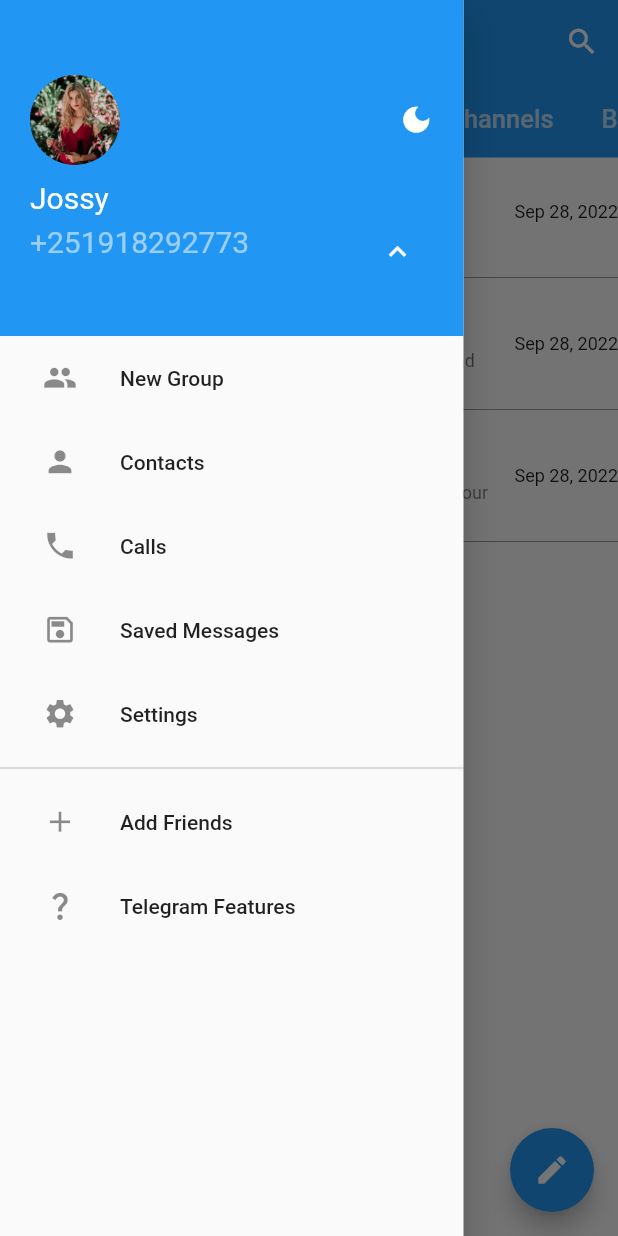
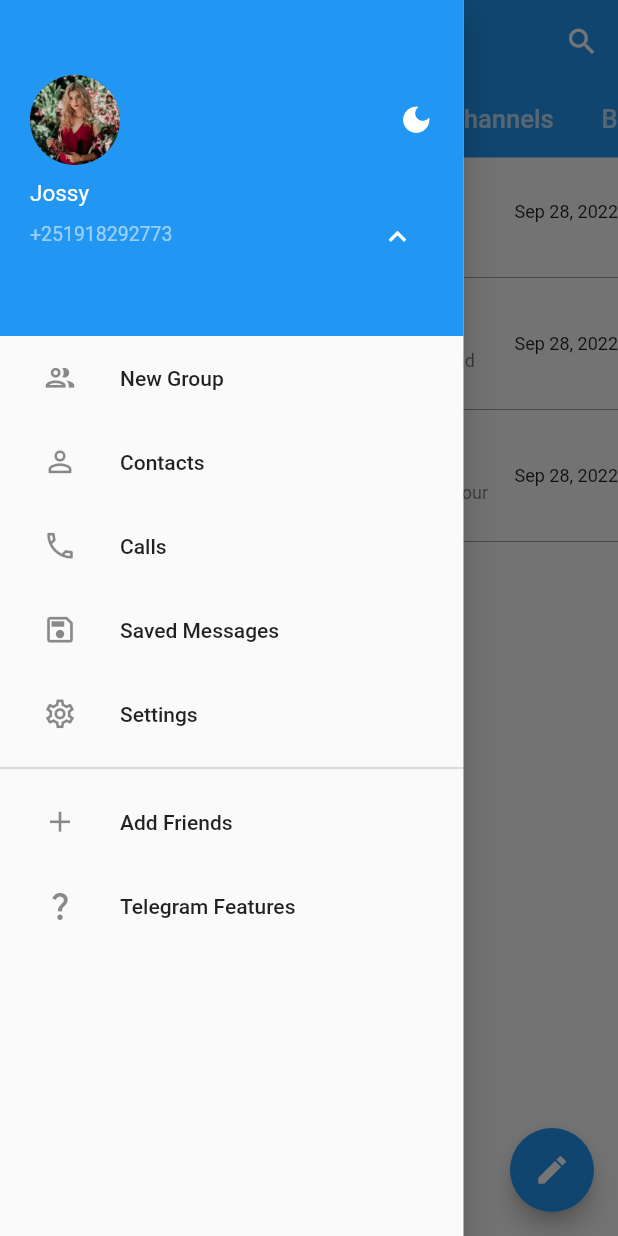
Before and after one commit to Yoseph-Gebeyehu/TelegramClone, a Flutter app: the screen it shows after launch, with the side drawer open, on a phone screen of 412 x 824 dp. Run offline on Flutter 3.47's test engine with Material 2 defaults, Android fonts, the light colour scheme and no system bars.

Commit message:
Some modifications are done

```diff
--- a/telegram_app_clone/lib/Model/telegram.dart
+++ b/telegram_app_clone/lib/Model/telegram.dart
@@ -1,13 +1,17 @@
-class TelegramModel {
+import 'package:flutter/cupertino.dart';
+
+class TelegramModel with ChangeNotifier{
   final String name;
   final String imageName;
   final String description;
   final String date;
+  final String id;
 
   TelegramModel({
     required this.name,
     required this.imageName,
     required this.description,
     required this.date,
+    required this.id,
   });
 }
--- a/telegram_app_clone/lib/Model/telegramProvider.dart
+++ b/telegram_app_clone/lib/Model/telegramProvider.dart
@@ -1,6 +1,7 @@
 import 'package:flutter/material.dart';
 import 'package:intl/intl.dart';
 import 'package:telegram_app_clone/Model/telegram.dart';
+import 'package:provider/provider.dart';
 
 class TelegramProvider with ChangeNotifier {
   final List<TelegramModel> _userList = [
@@ -9,6 +10,7 @@
       imageName: 'Assets/Images/roksolana-zasiadko-LyeduBb2Auk-unsplash.jpg',
       description: 'Hello baba!! How you doing?? I\'ll call you soon!',
       date: DateFormat.yMMMd().format(DateTime.now()),
+      id: '1',
     ),
     TelegramModel(
       name: 'Kalkidan Nigussie',
@@ -16,6 +18,7 @@
       description:
           'Are u okey Kalichu?? I\'ll come you soon and see you honey!',
       date: DateFormat.yMMMd().format(DateTime.now()),
+      id: '2',
     ),
     TelegramModel(
       name: 'Yoseph Alamrew',
@@ -23,9 +26,14 @@
       description:
           'The project get secceded! Thank you for your support jossy!',
       date: DateFormat.yMMMd().format(DateTime.now()),
+      id: '3',
     ),
   ];
   List<TelegramModel> get userList {
     return [..._userList];
   }
+
+  TelegramModel findById(String id) {
+    return _userList.firstWhere((people) => people.id == id);
+  }
 }
--- a/telegram_app_clone/lib/Screen/telegram_drawer.dart
+++ b/telegram_app_clone/lib/Screen/telegram_drawer.dart
@@ -42,11 +42,11 @@
                     const Text(
                       'Jossy',
                       style: TextStyle(
-                        fontSize: 20,
+                        fontSize: 15,
                         color: Colors.white,
                       ),
                     ),
-                    const SizedBox(height: 5),
+                    // const SizedBox(height: 1),
                     Expanded(
                       child: Row(
                         mainAxisAlignment: MainAxisAlignment.spaceBetween,
@@ -54,7 +54,7 @@
                           const Text(
                             '+251918292773',
                             style: TextStyle(
-                              fontSize: 20,
+                              fontSize: 13,
                               color: Colors.white54,
                             ),
                           ),
@@ -75,14 +75,14 @@
           ),
           ListTile(
             leading: IconButton(
-              icon: const Icon(Icons.group),
+              icon: const Icon(Icons.group_outlined),
               onPressed: () {},
             ),
             title: const Text('New Group'),
           ),
           ListTile(
             leading: IconButton(
-              icon: const Icon(Icons.person),
+              icon: const Icon(Icons.person_outline),
               onPressed: () {
                 // Navigator.of(context).pushNamed(TelegramGrid.routeName);
               },
@@ -91,7 +91,7 @@
           ),
           ListTile(
             leading: IconButton(
-              icon: const Icon(Icons.call_sharp),
+              icon: const Icon(Icons.call_outlined),
               onPressed: () {},
             ),
             title: const Text('Calls'),
@@ -105,7 +105,7 @@
           ),
           ListTile(
             leading: IconButton(
-              icon: const Icon(Icons.settings),
+              icon: const Icon(Icons.settings_outlined),
               onPressed: () {},
             ),
             title: const Text('Settings'),
@@ -115,14 +115,14 @@
           ),
           ListTile(
             leading: IconButton(
-              icon: const Icon(Icons.add),
+              icon: const Icon(Icons.add_outlined),
               onPressed: () {},
             ),
             title: const Text('Add Friends'),
           ),
           ListTile(
             leading: IconButton(
-              icon: const Icon(Icons.question_mark),
+              icon: const Icon(Icons.question_mark_outlined),
               onPressed: () {},
             ),
             title: const Text('Telegram Features'),
--- a/telegram_app_clone/lib/main.dart
+++ b/telegram_app_clone/lib/main.dart
@@ -1,5 +1,6 @@
 import 'package:flutter/material.dart';
 import 'package:provider/provider.dart';
+import 'package:telegram_app_clone/Model/telegram.dart';
 
 import 'Model/telegramProvider.dart';
 import 'Screen/editng_screen.dart';
@@ -20,6 +21,15 @@
         ChangeNotifierProvider.value(
           value: TelegramProvider(),
         ),
+        ChangeNotifierProvider.value(
+          value: TelegramModel(
+            date: '',
+            description: '',
+            id: '',
+            imageName: '',
+            name: '',
+          ),
+        ),
       ],
       child: MaterialApp(
         debugShowCheckedModeBanner: false,
```
Also changed, not shown: telegram_app_clone/lib/Screen/telegramBody.dart (+8 -8 lines), telegram_app_clone/lib/Widgets/types_of_groups.dart (+5 -3 lines).
